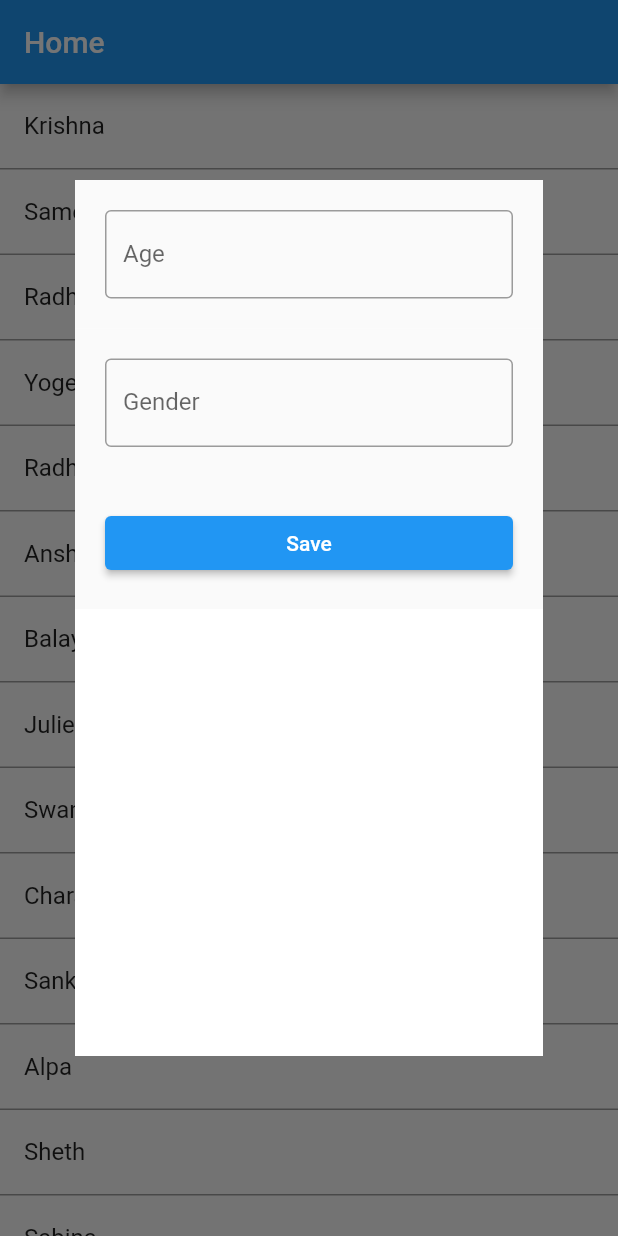
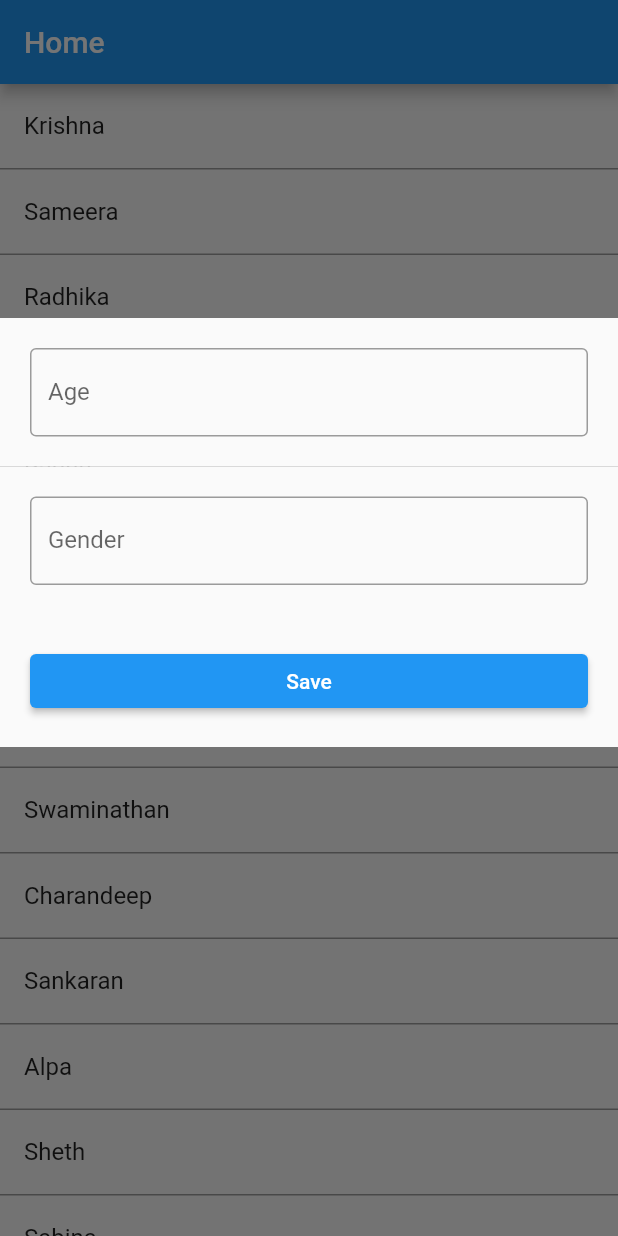
Before and after one commit to anjaneykumar7/user-login-assignment, a Flutter app: the screen it shows after launch, after a tap on "Krishna", on a phone screen of 412 x 824 dp. Run offline on Flutter 3.47's test engine with Material 2 defaults, Android fonts, the phone set to English and light mode, and no system bars; our stand-ins replace hive_flutter, nb_utils; accounts and stored records are empty.

Commit message:
Update home.dart

```diff
--- a/lib/home.dart
+++ b/lib/home.dart
@@ -103,16 +103,9 @@ class _HomeState extends State<Home> {
     return showDialog(
         context: conx,
         builder: (BuildContext context) {
-          return Column(
-            mainAxisAlignment: MainAxisAlignment.center,
-            children: [
-              Expanded(
-                child: Padding(
-                 padding: const EdgeInsets.symmetric(vertical: 120,horizontal: 50.0),
-                  child: Container(
-                    color: Colors.white,
-                    height: 300,
-                    width: double.infinity,
+          return Center(
+            child: SizedBox(
+              height: 400,
               child: ListView(
                 children: [
                   Material(
@@ -124,8 +117,8 @@ class _HomeState extends State<Home> {
                         decoration: const InputDecoration(
                             label: Text("Age"),
                             border: OutlineInputBorder(
-                                      borderSide: BorderSide(
-                                          color: Colors.black, width: 2))),
+                                borderSide:
+                                    BorderSide(color: Colors.black, width: 2))),
                       ),
                     ),
                   ),
@@ -138,8 +131,8 @@ class _HomeState extends State<Home> {
                         decoration: const InputDecoration(
                             label: Text("Gender"),
                             border: OutlineInputBorder(
-                                      borderSide: BorderSide(
-                                          color: Colors.black, width: 2))),
+                                borderSide:
+                                    BorderSide(color: Colors.black, width: 2))),
                       ),
                     ),
                   ),
@@ -164,8 +157,8 @@ class _HomeState extends State<Home> {
                             age.text = '';
                             gender.text = '';
                             Navigator.pop(conx);
-                                  Route route = MaterialPageRoute(
-                                      builder: (_) => const Info());
+                            Route route =
+                                MaterialPageRoute(builder: (_) => const Info());
 
                             Navigator.push(conx, route);
                           } else {
@@ -181,9 +174,6 @@ class _HomeState extends State<Home> {
                 ],
               ),
             ),
-                ),
-              )
-            ],
           );
         });
   }
```
Lines whose indentation alone changed are shown as unchanged.
